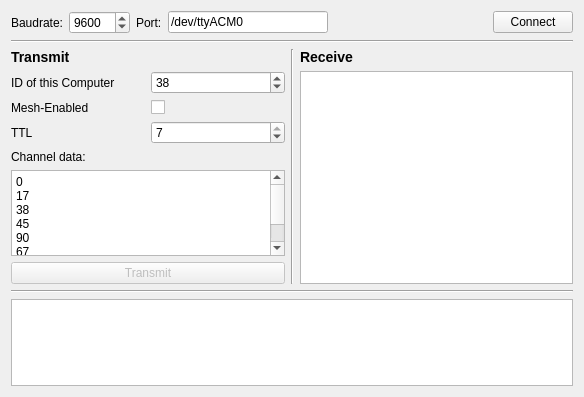
First picture: the form in LoRaDesktop/mainwindow.ui, repository ToolboxPlane/FlightComputer, before the edit.
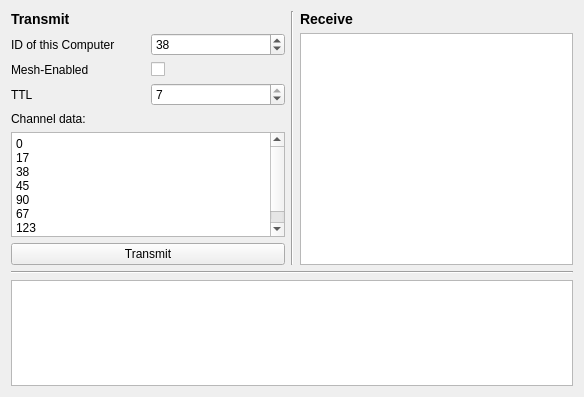
Second picture: the form after the edit.

Patch:
```diff
--- a/LoRaDesktop/mainwindow.ui
+++ b/LoRaDesktop/mainwindow.ui
@@ -15,71 +15,6 @@
   </property>
   <widget class="QWidget" name="centralWidget">
    <layout class="QVBoxLayout" name="verticalLayout_3">
-    <item>
-     <layout class="QHBoxLayout" name="horizontalLayout">
-      <item>
-       <widget class="QLabel" name="label">
-        <property name="text">
-         <string>Baudrate:</string>
-        </property>
-       </widget>
-      </item>
-      <item>
-       <widget class="QSpinBox" name="baudInput">
-        <property name="minimum">
-         <number>1200</number>
-        </property>
-        <property name="maximum">
-         <number>15200</number>
-        </property>
-        <property name="value">
-         <number>9600</number>
-        </property>
-       </widget>
-      </item>
-      <item>
-       <widget class="QLabel" name="label_2">
-        <property name="text">
-         <string>Port:</string>
-        </property>
-       </widget>
-      </item>
-      <item>
-       <widget class="QLineEdit" name="portInput">
-        <property name="text">
-         <string>/dev/ttyACM0</string>
-        </property>
-       </widget>
-      </item>
-      <item>
-       <spacer name="horizontalSpacer">
-        <property name="orientation">
-         <enum>Qt::Horizontal</enum>
-        </property>
-        <property name="sizeHint" stdset="0">
-         <size>
-          <width>40</width>
-          <height>20</height>
-         </size>
-        </property>
-       </spacer>
-      </item>
-      <item>
-       <widget class="QPushButton" name="btnConnect">
-        <property name="text">
-         <string>Connect</string>
-        </property>
-       </widget>
-      </item>
-     </layout>
-    </item>
-    <item>
-     <widget class="Line" name="line_3">
-      <property name="orientation">
-       <enum>Qt::Horizontal</enum>
-      </property>
-     </widget>
-    </item>
     <item>
      <layout class="QHBoxLayout" name="horizontalLayout_2">
       <item>
@@ -177,7 +112,7 @@
         <item>
          <widget class="QPushButton" name="buttonTransmit">
           <property name="enabled">
-           <bool>false</bool>
+           <bool>true</bool>
           </property>
           <property name="text">
            <string>Transmit</string>
```
